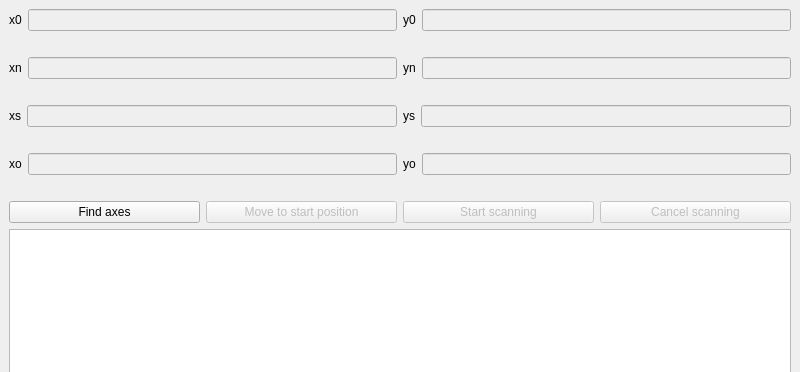
First picture: the form in PI/pi.ui, repository gaporf/diploma-2, before the edit; both pictures show x 0 to 800 and y 0 to 372 of the 800 by 600 pixel window.
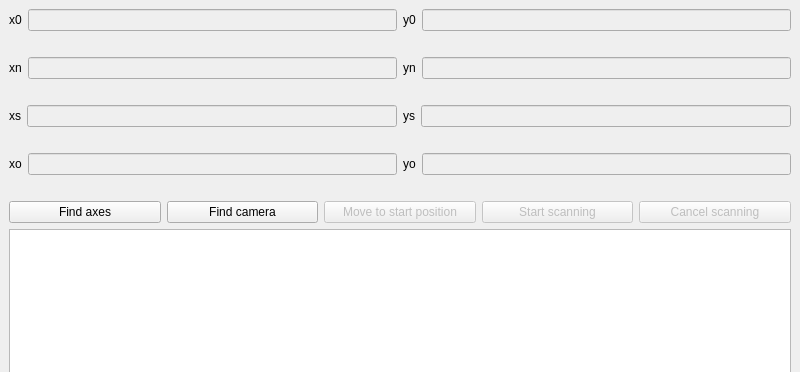
Second picture: the form after the edit.

```diff
--- a/PI/pi.ui
+++ b/PI/pi.ui
@@ -227,6 +227,13 @@
         </property>
        </widget>
       </item>
+      <item>
+       <widget class="QPushButton" name="findCameraButton">
+        <property name="text">
+         <string>Find camera</string>
+        </property>
+       </widget>
+      </item>
       <item>
        <widget class="QPushButton" name="moveToStartPositionButton">
         <property name="enabled">
```
